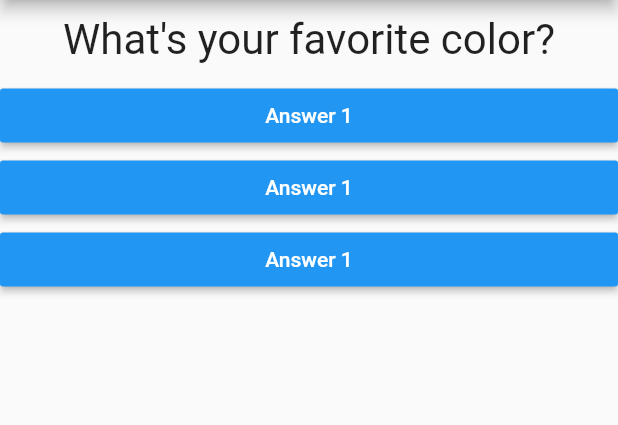
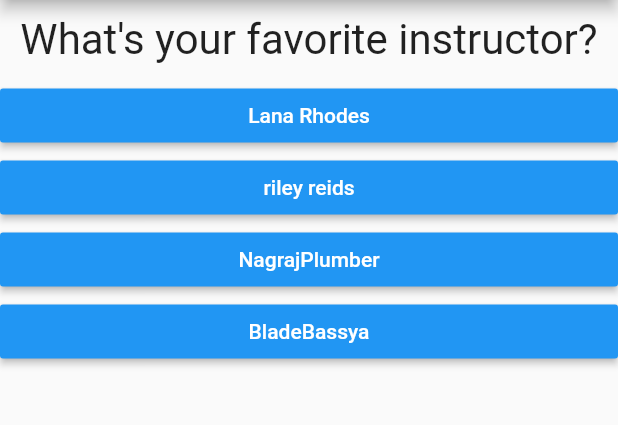
Before and after one commit to AMAN-LADWA/Android-Quiz-Application, a Flutter app: the screen it shows after launch, on a phone screen of 412 x 824 dp, the part 84-509 px from its top. Run offline on Flutter 3.47's test engine with Material 2 defaults, Android fonts, the phone set to English and light mode, and no system bars.

Commit message:
Final Draft

```diff
--- a/lib/answer.dart
+++ b/lib/answer.dart
@@ -2,7 +2,8 @@ import 'package:flutter/material.dart';
 
 class Answer extends StatelessWidget {
   final Function answerQuestion;
-  Answer(this.answerQuestion);
+  final String answerText;
+  Answer(this.answerQuestion,this.answerText);
   @override
   Widget build(BuildContext context) {
     return Container(
@@ -10,7 +11,7 @@ class Answer extends StatelessWidget {
       child: RaisedButton(
         textColor: Colors.white,
         color: Colors.blue,
-        child: Text('Answer 1'),
+        child: Text(answerText),
       onPressed: answerQuestion,
       ),
     );
--- a/lib/main.dart
+++ b/lib/main.dart
@@ -1,7 +1,7 @@
 import 'package:flutter/material.dart';
 
-import './question.dart';
-import './answer.dart';
+import './quiz.dart';
+import './result.dart';
 
 void main() {
   runApp(MyApp());
@@ -9,15 +9,65 @@ void main() {
 
 class MyApp extends StatefulWidget {
   @override
-    State<StatefulWidget> createState() {
-      return _MyAppState();
-    }
+  State<StatefulWidget> createState() {
+    return _MyAppState();
+  }
 }
 
 class _MyAppState extends State<MyApp> {
+  final _questions = const [
+    {
+      'questionText': 'What\'s your favorite instructor?',
+      'answers': [
+        {'text': 'Lana Rhodes', 'score': 10},
+        {'text': 'riley reids', 'score': 6},
+        {'text': 'NagrajPlumber', 'score': 3},
+        {'text': 'BladeBassya', 'score': 1}
+      ],
+    },
+    {
+      'questionText': 'What\'s your favorite Dog?',
+      'answers': [
+        {'text': 'Doggy', 'score': 10},
+        {'text': 'Normal Dog', 'score': 6},
+        {'text': 'kutta', 'score': 3},
+        {'text': 'rony', 'score': 1}
+      ],
+    },
+    {
+      'questionText': 'What\'s your favorite bomb?',
+      'answers': [
+        {'text': 'RDX', 'score': 1},
+        {'text': 'TNT', 'score': 6},
+        {'text': 'Coronavirus', 'score': 3},
+        {'text': 'Aeroplane', 'score': 10}
+      ],
+    },
+    {
+      'questionText': 'What\'s your favorite date?',
+      'answers': [
+        {'text': 'Sunny Leone', 'score': 1},
+        {'text': 'Disha Patani', 'score': 6},
+        {'text': 'Osema Dustbin Loden', 'score': 10},
+        {'text': '9 11', 'score': 3}
+      ],
+    }
+  ];
   var _questionIndex = 0;
+  var _totalScore=0;
 
-  void _answerQuestion() {
+  void _resetQuiz(){
+    setState(() {
+          _questionIndex=0;
+          _totalScore=0;
+        });
+  }
+
+  void _answerQuestion(int score) {
+    if (_questionIndex < _questions.length) {
+      print('we have more questions!');
+    }
+    _totalScore+=score;
     setState(() {
       _questionIndex = _questionIndex + 1;
     });
@@ -25,23 +75,17 @@ class _MyAppState extends State<MyApp> {
 
   @override
   Widget build(BuildContext context) {
-    var questions = [
-      'What\'s your favorite color?',
-      'What\'s your favorite animal?'
-    ];
     return MaterialApp(
       home: Scaffold(
         appBar: AppBar(
           title: Text('QuizzApp'),
         ),
-        body: Column(
-          children: <Widget>[
-            Question(questions.elementAt(_questionIndex)),
-            Answer(_answerQuestion),
-            Answer(_answerQuestion),
-            Answer(_answerQuestion)
-          ],
-        ),
+        body: _questionIndex < _questions.length
+            ? Quiz(
+                answerQuestion: _answerQuestion,
+                questionIndex: _questionIndex,
+                questions: _questions)
+            : Result(_totalScore,_resetQuiz),
       ),
     );
   }
--- /dev/null
+++ b/lib/quiz.dart
@@ -0,0 +1,26 @@
+import 'package:flutter/material.dart';
+
+import './answer.dart';
+import './question.dart';
+
+class Quiz extends StatelessWidget {
+  final List<Map<String, Object>> questions;
+  final int questionIndex;
+  final Function answerQuestion;
+  Quiz(
+      {@required this.questions,
+      @required this.answerQuestion,
+      @required this.questionIndex});
+
+  @override
+  Widget build(BuildContext context) {
+    return Column(
+      children: <Widget>[
+        Question(questions[questionIndex]['questionText']),
+        ...(questions[questionIndex]['answers'] as List<Map<String,Object>>).map((answer) {
+          return Answer(()=>answerQuestion(answer['score']), answer['text']);
+        }).toList()
+      ],
+    );
+  }
+}
```
Also changed, not shown: lib/result.dart (added, +35 -0 lines).
